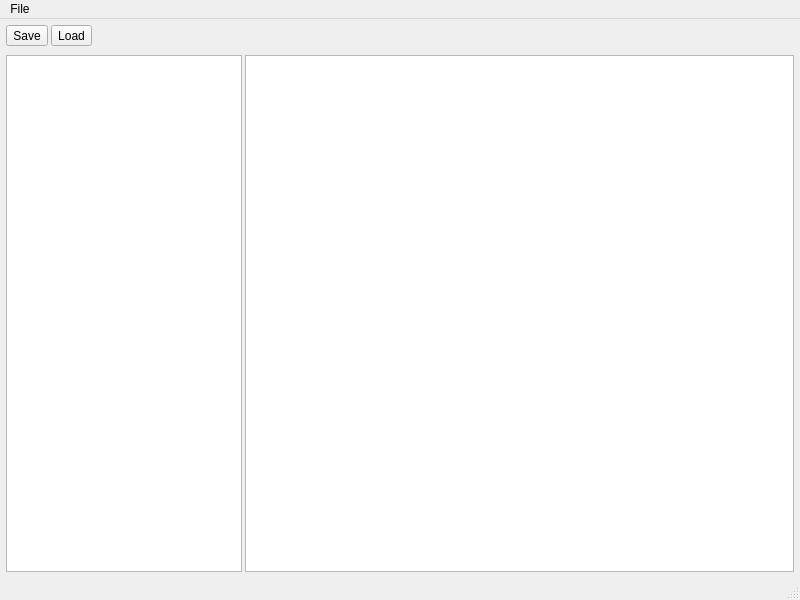
Old version of the form gui_src/mainwindow.ui in the repository pepijnd/keecrypt.
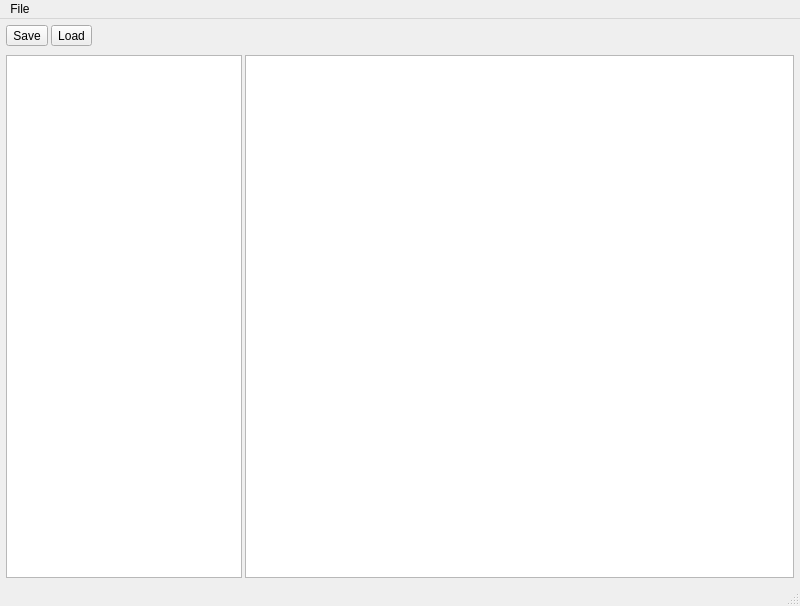
New version of the form. Icons and pictures are not drawn.

The edit to the form file:
```diff
--- a/gui_src/mainwindow.ui
+++ b/gui_src/mainwindow.ui
@@ -7,7 +7,7 @@
     <x>0</x>
     <y>0</y>
     <width>800</width>
-    <height>600</height>
+    <height>606</height>
    </rect>
   </property>
   <property name="windowTitle">
@@ -70,7 +70,7 @@
         <widget class="QTreeView" name="GroupTreeVIew"/>
        </item>
        <item>
-        <widget class="QListView" name="EntryListView"/>
+        <widget class="QColumnView" name="EntryColumnView"/>
        </item>
       </layout>
      </widget>
```
Left out of the diff: 2 changed lines with no effect on the pictures.
